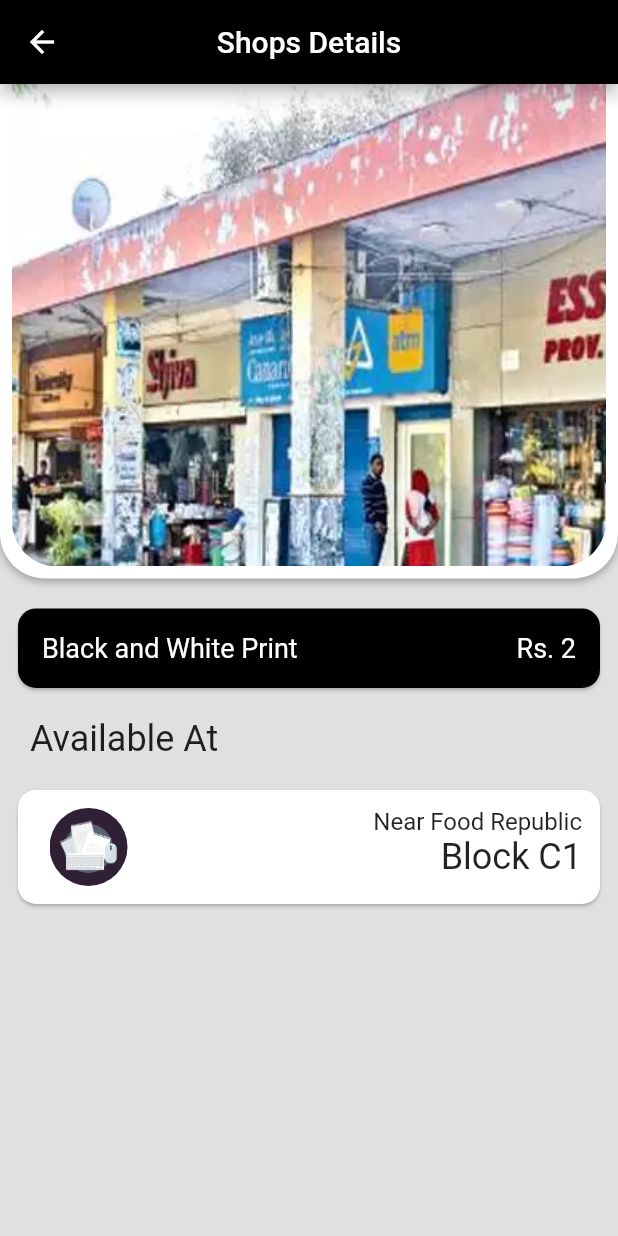
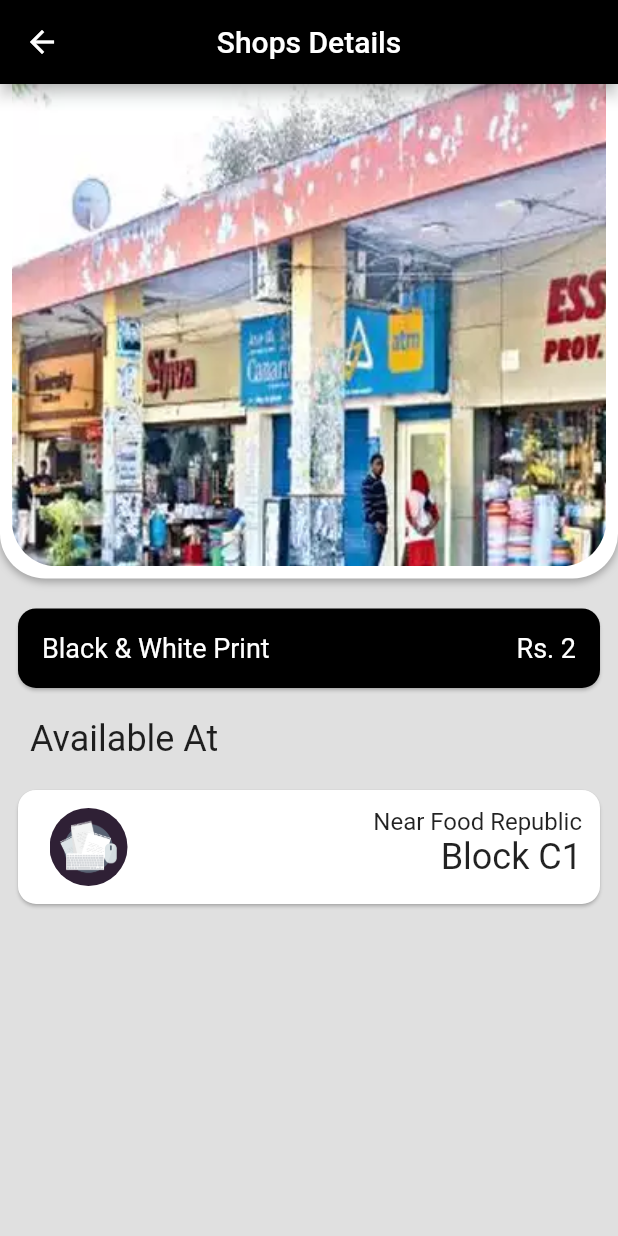
Before and after one commit to ayushsharman/budget_tracker, a Flutter app: the ShopsPage screen opened directly, after a tap on "Black & White Print", on a phone screen of 412 x 824 dp. Run offline on Flutter 3.47's test engine with Material 2 defaults, Android fonts, the phone set to English and light mode, and no system bars; our stand-ins replace fl_chart.

Commit message:
passed parameters

```diff
--- a/lib/pages/shops/shop.dart
+++ b/lib/pages/shops/shop.dart
@@ -22,7 +22,10 @@ class ShopsPage extends StatelessWidget {
                 Navigator.push(
                     context,
                     MaterialPageRoute(
-                      builder: (context) => const ShopDetailsPage(),
+                      builder: (context) => const ShopDetailsPage(
+                        name: "Black & White Print",
+                        amount: "Rs. 2",
+                      ),
                     ));
               },
               name: "Black & White Print",
--- a/lib/pages/shops/shop_details_page.dart
+++ b/lib/pages/shops/shop_details_page.dart
@@ -3,7 +3,9 @@ import 'package:flutter/material.dart';
 import 'shop_card.dart';
 
 class ShopDetailsPage extends StatelessWidget {
-  const ShopDetailsPage({super.key});
+  final String name;
+  final String amount;
+  const ShopDetailsPage({super.key, required this.name, required this.amount});
 
   @override
   Widget build(BuildContext context) {
@@ -59,18 +61,18 @@ class ShopDetailsPage extends StatelessWidget {
               shape: RoundedRectangleBorder(
                 borderRadius: BorderRadius.circular(12.0),
               ),
-              child: const Padding(
-                padding: EdgeInsets.all(16.0),
+              child: Padding(
+                padding: const EdgeInsets.all(16.0),
                 child: Row(
                   mainAxisAlignment: MainAxisAlignment.spaceBetween,
                   children: [
                     Text(
-                      "Black and White Print",
-                      style: TextStyle(fontSize: 18, color: Colors.white),
+                      name,
+                      style: const TextStyle(fontSize: 18, color: Colors.white),
                     ),
                     Text(
-                      "Rs. 2",
-                      style: TextStyle(fontSize: 18, color: Colors.white),
+                      amount,
+                      style: const TextStyle(fontSize: 18, color: Colors.white),
                     ),
                     // Rate Column
                   ],
```
